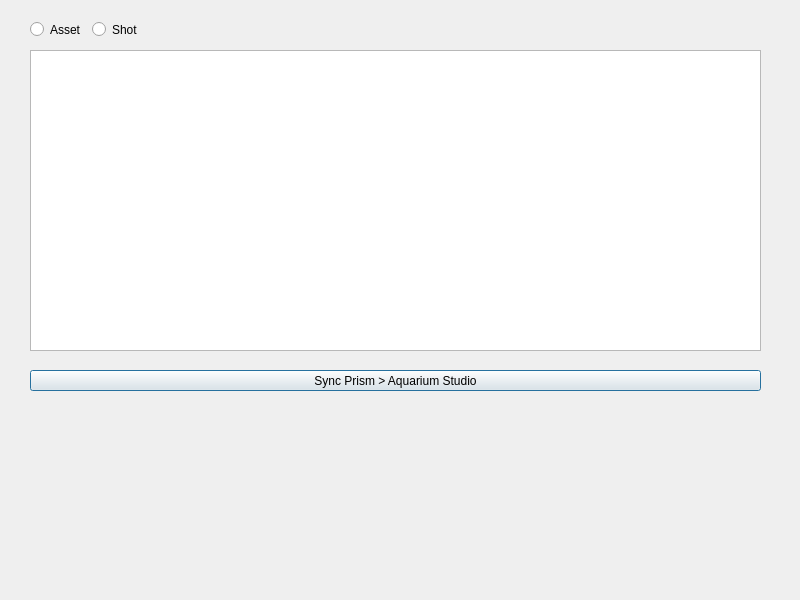
First picture: the form in Scripts/user_interfaces/AquariumSync.ui, repository fatfish-lab/aquarium-studio-prism, before the edit.
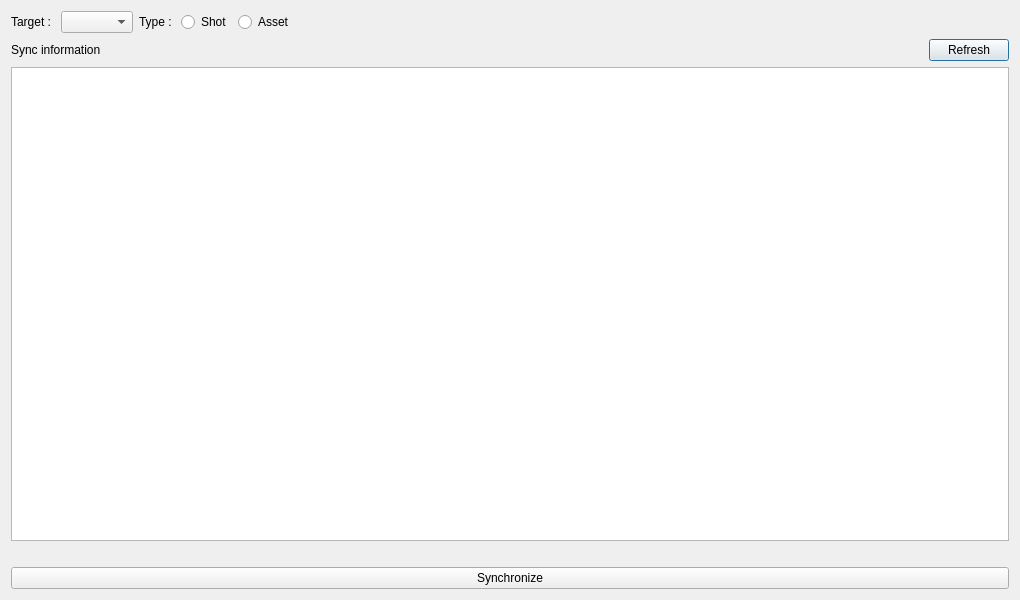
Second picture: the form after the edit.

Commit message: Add timelog interface #9

Patch:
```diff
--- a/Scripts/user_interfaces/AquariumSync.ui
+++ b/Scripts/user_interfaces/AquariumSync.ui
@@ -6,22 +6,49 @@
    <rect>
     <x>0</x>
     <y>0</y>
-    <width>800</width>
+    <width>1020</width>
     <height>600</height>
    </rect>
   </property>
   <property name="windowTitle">
    <string>aqSync</string>
   </property>
+  <layout class="QGridLayout" name="gridLayout">
+   <item row="1" column="0">
+    <layout class="QVBoxLayout" name="verticalLayout_2">
+     <item>
+      <layout class="QHBoxLayout" name="horizontalLayout_3">
+       <item>
+        <widget class="QLabel" name="l_syncInfo">
+         <property name="text">
+          <string>Sync information</string>
+         </property>
+        </widget>
+       </item>
+       <item>
+        <spacer name="horizontalSpacer_4">
+         <property name="orientation">
+          <enum>Qt::Horizontal</enum>
+         </property>
+         <property name="sizeHint" stdset="0">
+          <size>
+           <width>40</width>
+           <height>10</height>
+          </size>
+         </property>
+        </spacer>
+       </item>
+       <item>
+        <widget class="QPushButton" name="b_refresh">
+         <property name="text">
+          <string>Refresh</string>
+         </property>
+        </widget>
+       </item>
+      </layout>
+     </item>
+     <item>
   <widget class="QTableView" name="t_items">
-   <property name="geometry">
-    <rect>
-     <x>30</x>
-     <y>50</y>
-     <width>731</width>
-     <height>301</height>
-    </rect>
-   </property>
    <property name="locale">
     <locale language="English" country="UnitedStates"/>
    </property>
@@ -29,42 +56,86 @@
     <bool>false</bool>
    </property>
   </widget>
-  <widget class="QWidget" name="widget" native="true">
-   <property name="geometry">
-    <rect>
-     <x>30</x>
-     <y>20</y>
-     <width>274</width>
-     <height>19</height>
-    </rect>
-   </property>
-   <layout class="QHBoxLayout" name="horizontalLayout">
-    <property name="leftMargin">
-     <number>0</number>
-    </property>
-    <property name="topMargin">
-     <number>0</number>
-    </property>
-    <property name="rightMargin">
-     <number>0</number>
-    </property>
-    <property name="bottomMargin">
-     <number>0</number>
-    </property>
+     </item>
+     <item>
+      <widget class="QLabel" name="l_synced">
+       <property name="styleSheet">
+        <string notr="true">color: #37b24d;</string>
+       </property>
+       <property name="text">
+        <string/>
+       </property>
+       <property name="alignment">
+        <set>Qt::AlignCenter</set>
+       </property>
+      </widget>
+     </item>
+     <item>
+      <widget class="QPushButton" name="b_sync">
+       <property name="enabled">
+        <bool>true</bool>
+       </property>
+       <property name="sizePolicy">
+        <sizepolicy hsizetype="Minimum" vsizetype="Fixed">
+         <horstretch>0</horstretch>
+         <verstretch>0</verstretch>
+        </sizepolicy>
+       </property>
+       <property name="text">
+        <string>Synchronize</string>
+       </property>
+      </widget>
+     </item>
+    </layout>
+   </item>
+   <item row="0" column="0">
+    <layout class="QHBoxLayout" name="hl_tools">
+     <property name="sizeConstraint">
+      <enum>QLayout::SetMaximumSize</enum>
+     </property>
     <item>
-     <widget class="QRadioButton" name="rb_asset">
+      <widget class="QLabel" name="l_target">
       <property name="text">
-       <string>Asset</string>
+        <string>Target : </string>
+       </property>
+      </widget>
+     </item>
+     <item>
+      <widget class="QComboBox" name="cb_target"/>
+     </item>
+     <item>
+      <widget class="QLabel" name="l_type">
+       <property name="text">
+        <string>Type : </string>
       </property>
      </widget>
     </item>
     <item>
      <widget class="QRadioButton" name="rb_shot">
+       <property name="sizePolicy">
+        <sizepolicy hsizetype="Preferred" vsizetype="Preferred">
+         <horstretch>0</horstretch>
+         <verstretch>0</verstretch>
+        </sizepolicy>
+       </property>
       <property name="text">
        <string>Shot</string>
       </property>
      </widget>
     </item>
+     <item>
+      <widget class="QRadioButton" name="rb_asset">
+       <property name="sizePolicy">
+        <sizepolicy hsizetype="Preferred" vsizetype="Preferred">
+         <horstretch>0</horstretch>
+         <verstretch>0</verstretch>
+        </sizepolicy>
+       </property>
+       <property name="text">
+        <string>Asset</string>
+       </property>
+      </widget>
+     </item>
     <item>
      <spacer name="horizontalSpacer">
       <property name="orientation">
@@ -79,21 +150,16 @@
      </spacer>
     </item>
    </layout>
-  </widget>
-  <widget class="QPushButton" name="b_sync">
-   <property name="geometry">
-    <rect>
-     <x>30</x>
-     <y>370</y>
-     <width>731</width>
-     <height>21</height>
-    </rect>
-   </property>
-   <property name="text">
-    <string>Sync Prism &gt; Aquarium Studio</string>
-   </property>
-  </widget>
- </widget>
+   </item>
+  </layout>
+ </widget>
+ <tabstops>
+  <tabstop>cb_target</tabstop>
+  <tabstop>rb_shot</tabstop>
+  <tabstop>rb_asset</tabstop>
+  <tabstop>t_items</tabstop>
+  <tabstop>b_sync</tabstop>
+ </tabstops>
  <resources/>
  <connections/>
 </ui>
```
Left out of the diff: 6 changed lines with no effect on the pictures. Lines whose indentation alone changed are shown as unchanged. The commit also changes 5 other files.
